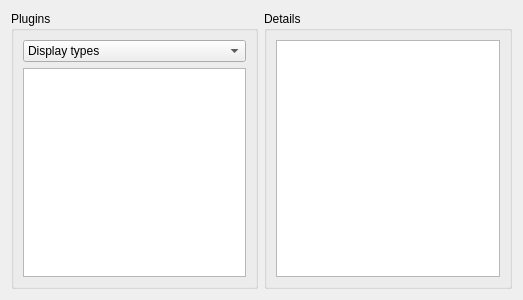
The window that avogadro/src/pluginsettings.ui (cryos/avogadro) describes before a commit, drawn with Qt 5.
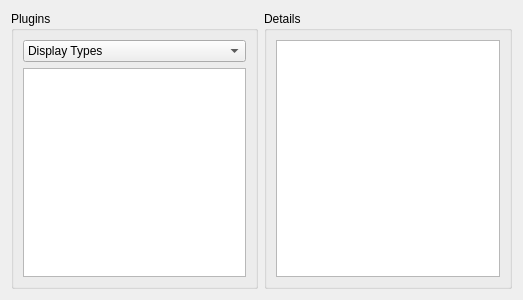
The same window after the commit. Custom widgets are drawn as their Qt base class.

Commit message: Update capitalization for "Display Types"

Patch:
```diff
--- a/avogadro/src/pluginsettings.ui
+++ b/avogadro/src/pluginsettings.ui
@@ -20,7 +20,7 @@
        <widget class="QComboBox" name="comboBox" >
         <item>
          <property name="text" >
-          <string>Display types</string>
+          <string>Display Types</string>
          </property>
         </item>
         <item>
```
